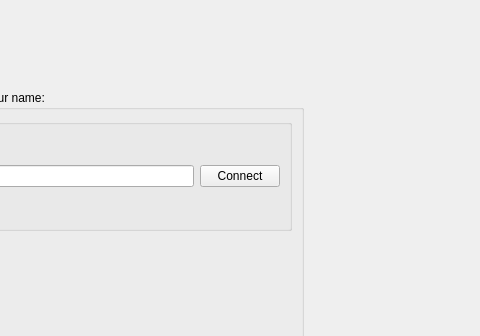
Above: code/forms/multiplayermenu.ui from andricmitrovic/02-the-mill-game before the change; both pictures show x 187 to 667 and y 0 to 336 of the 800 by 600 pixel window. Below: the same form after it.
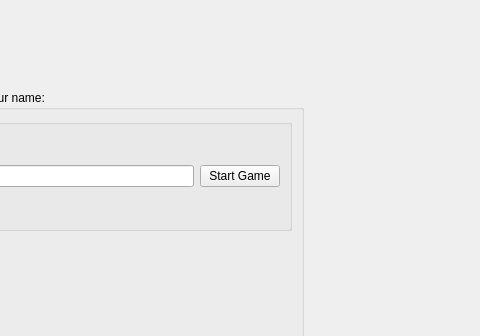
That is the form after the change.

What changed in the file:
```diff
--- a/code/forms/multiplayermenu.ui
+++ b/code/forms/multiplayermenu.ui
@@ -43,7 +43,7 @@
         <item>
          <widget class="QPushButton" name="connectBtn">
           <property name="text">
-           <string>Connect</string>
+           <string>Start Game</string>
           </property>
          </widget>
         </item>
```
